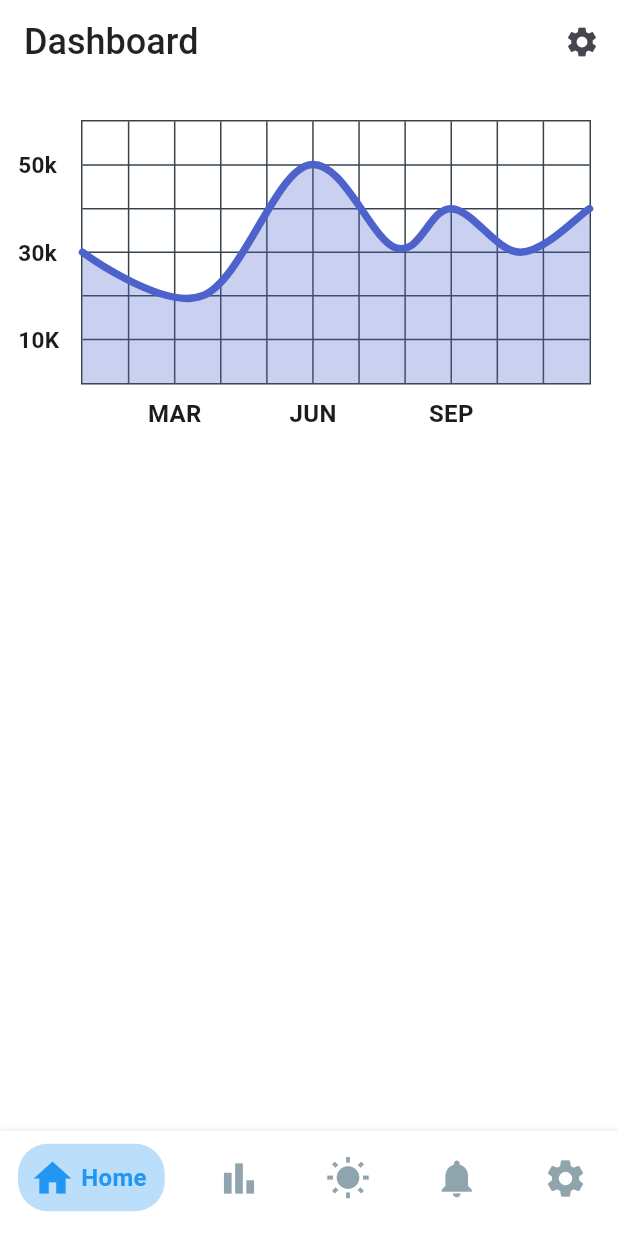
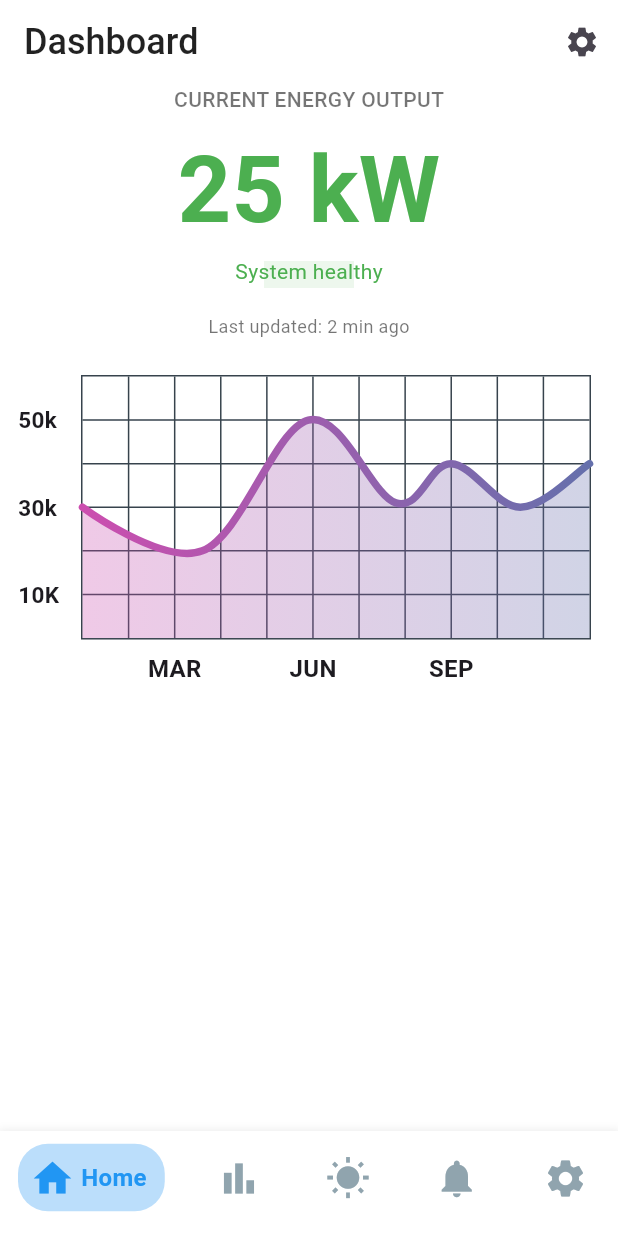
Before and after one commit to 7aku8/pv-forecast, a Flutter app: the screen it shows after launch, on a phone screen of 412 x 824 dp. Run offline on Flutter 3.47's test engine with Material 3 defaults, Android fonts, the light colour scheme and no system bars; drawn by our look-alikes of fl_chart; our stand-ins replace bloc, nb_utils; generated files the repository leaves out were written again.

Commit message:
feat: energy output

```diff
--- /dev/null
+++ b/lib/components/energy_output.dart
@@ -0,0 +1,54 @@
+import 'package:flutter/material.dart';
+
+class EnergyOutput extends StatelessWidget {
+  const EnergyOutput({super.key});
+
+  @override
+  Widget build(BuildContext context) {
+    return Column(
+      children: [
+        const Text(
+          'CURRENT ENERGY OUTPUT',
+          style: TextStyle(
+            color: Colors.black54,
+            fontWeight: FontWeight.w500,
+            fontSize: 14,
+          ),
+        ),
+        const SizedBox(height: 6),
+        const Text(
+          '25 kW',
+          style: TextStyle(
+            color: Colors.green,
+            fontWeight: FontWeight.w600,
+            fontSize: 62,
+          ),
+        ),
+        const Text(
+          'System healthy',
+          style: TextStyle(
+            color: Colors.green,
+          ),
+        ),
+        Transform.translate(
+          offset: const Offset(0, -17),
+          child: Container(
+            decoration: BoxDecoration(
+              color: Colors.green.withOpacity(0.1),
+            ),
+            child: SizedBox.fromSize(
+              size: const Size(60, 18),
+            ),
+          ),
+        ),
+        const Text(
+          'Last updated: 2 min ago',
+          style: TextStyle(
+            color: Colors.black54,
+            fontSize: 12,
+          ),
+        ),
+      ],
+    );
+  }
+}
--- a/lib/dashboard/view/dashboard_page.dart
+++ b/lib/dashboard/view/dashboard_page.dart
@@ -1,5 +1,6 @@
 import 'package:flutter/material.dart';
 import 'package:pv_forecast/components/bottom_nav.dart';
+import 'package:pv_forecast/components/energy_output.dart';
 import 'package:pv_forecast/components/main_chart.dart';
 import 'package:pv_forecast/components/top_bar.dart';
 import 'package:pv_forecast/utils/colors.dart';
@@ -19,6 +20,7 @@ class _DashboardPageState extends State<DashboardPage> {
       appBar: TopBar(),
       body: Column(
         children: [
+          EnergyOutput(),
           MainChart(),
         ],
       ),
--- a/lib/utils/colors.dart
+++ b/lib/utils/colors.dart
@@ -1,6 +1,6 @@
 import 'package:flutter/material.dart';
 
 const backgroundColor = Colors.white;
-const contentColorCyan = Color(0xff4e62cc);
-const contentColorBlue = Color(0xff4e62cc);
+const contentColorCyan = Color(0xffcc4eaf);
+const contentColorBlue = Color(0xff6570ac);
 const mainGridLineColor = Color(0xff37434d);
```
Also changed, not shown: 3 other files.
